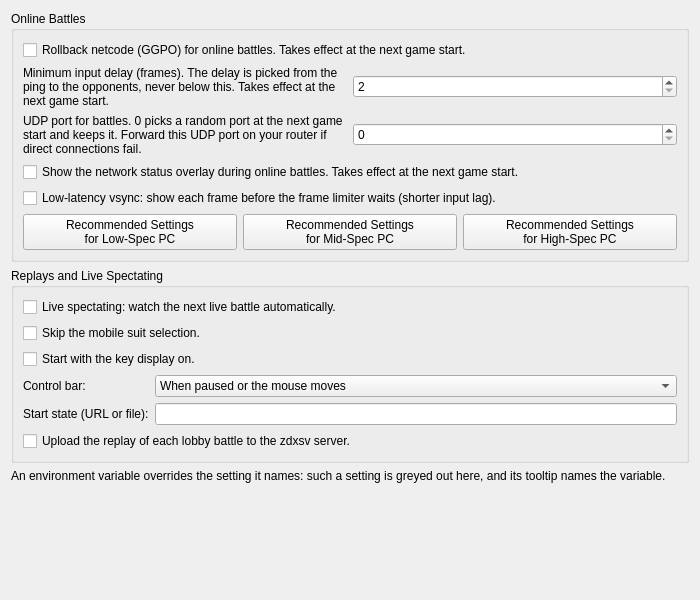
Qt form pcsx2-qt/Settings/ZdxsvSettingsWidget.ui (inada-s/pcsx2) before a commit.
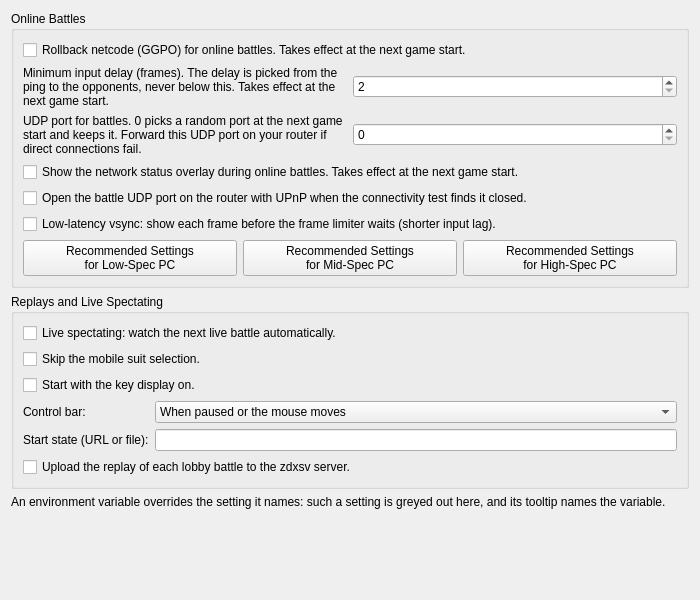
The same form after that commit.

Commit message: Zdxsv: map the GGPO port with UPnP when the connectivity test finds it closed

Patch:
```diff
--- a/pcsx2-qt/Settings/ZdxsvSettingsWidget.ui
+++ b/pcsx2-qt/Settings/ZdxsvSettingsWidget.ui
@@ -88,6 +88,13 @@
         </property>
        </widget>
       </item>
+      <item>
+       <widget class="QCheckBox" name="zdxsvUPnP">
+        <property name="text">
+         <string>Open the battle UDP port on the router with UPnP when the connectivity test finds it closed.</string>
+        </property>
+       </widget>
+      </item>
       <item>
        <widget class="QCheckBox" name="zdxsvLowLatencyVsync">
         <property name="text">
```
The commit also changes 54 other files.
